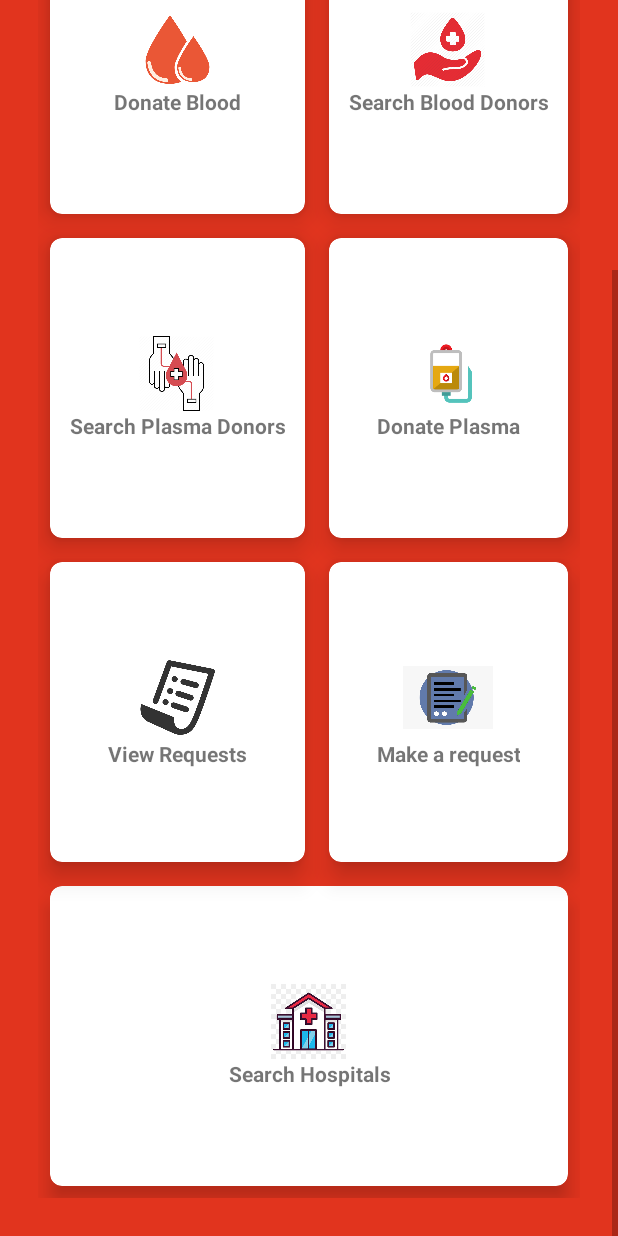
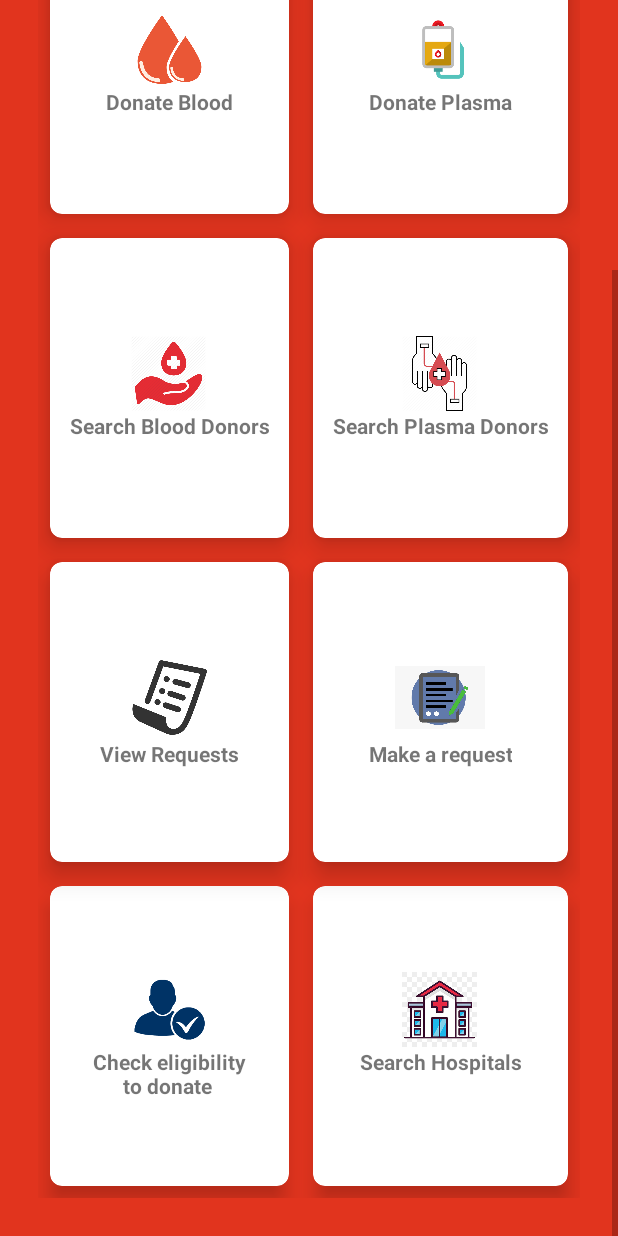
Before and after one commit to khushishetty/BloodPlasmaBankApp, an Android app: the screen it shows after launch (MainActivity), scrolled down 230 dp, on a phone screen of 412 x 824 dp. Run offline under Robolectric (Android 15) with nearby library versions, the phone set to English and light mode, and no system bars.

Commit message:
Version2

```diff
--- a/app/src/main/java/com/example/bloodplasmabankapp/MainActivity.java
+++ b/app/src/main/java/com/example/bloodplasmabankapp/MainActivity.java
@@ -25,7 +25,7 @@ import com.google.android.gms.location.LocationServices;
 
 public class MainActivity extends AppCompatActivity {
 
-    CardView c1, c2, c3, c4, c5, c6;
+    CardView c1, c2, c3, c4, c5, c6,c7;
 
     @Override
     protected void onCreate(Bundle savedInstanceState) {
@@ -38,12 +38,13 @@ public class MainActivity extends AppCompatActivity {
         c4 = (CardView) findViewById(R.id.serach_nearby_hospitals);
         c5 = (CardView) findViewById(R.id.view_requests_id);
         c6 = (CardView) findViewById(R.id.requestid);
+        c7 = (CardView)findViewById(R.id.check_eligibility_card) ;
 
         c1.setOnClickListener(new View.OnClickListener() {
             @Override
             public void onClick(View v) {
-                //Toast.makeText(MainActivity.this, "Become A Donor", Toast.LENGTH_SHORT).show();
-                startActivity(new Intent(MainActivity.this, CheckEligibilityActivity.class));
+                Toast.makeText(MainActivity.this, "Become A Donor", Toast.LENGTH_SHORT).show();
+
             }
         });
 
@@ -110,6 +111,13 @@ public class MainActivity extends AppCompatActivity {
                 startActivity(intent);
             }
         });
+
+        c7.setOnClickListener(new View.OnClickListener() {
+            @Override
+            public void onClick(View v) {
+                startActivity(new Intent(MainActivity.this, CheckEligibilityActivity.class));
+            }
+        });
     }
 
     @Override
--- a/app/src/main/res/layout/activity_main.xml
+++ b/app/src/main/res/layout/activity_main.xml
@@ -64,9 +64,9 @@
                 android:id="@+id/search_blood_donor_id"
                 android:layout_width="wrap_content"
                 android:layout_height="200dp"
-                android:layout_row="0"
+                android:layout_row="1"
                 android:layout_rowWeight="1"
-                android:layout_column="1"
+                android:layout_column="0"
                 android:layout_columnWeight="1"
                 android:layout_gravity="fill"
                 android:layout_margin="8dp"
@@ -100,7 +100,7 @@
                 android:id="@+id/bec_plasma_donor_id"
                 android:layout_width="wrap_content"
                 android:layout_height="200dp"
-                android:layout_row="1"
+                android:layout_row="0"
                 android:layout_rowWeight="1"
                 android:layout_column="1"
                 android:layout_columnWeight="1"
@@ -138,7 +138,7 @@
                 android:layout_height="200dp"
                 android:layout_row="1"
                 android:layout_rowWeight="1"
-                android:layout_column="0"
+                android:layout_column="1"
                 android:layout_columnWeight="1"
                 android:layout_gravity="fill"
                 android:layout_margin="8dp"
@@ -241,13 +241,47 @@
             </androidx.cardview.widget.CardView>
 
             <androidx.cardview.widget.CardView
+                android:id="@+id/check_eligibility_card"
+                android:layout_width="wrap_content"
+                android:layout_height="200dp"
+                android:layout_row="3"
+                android:layout_rowWeight="1"
+                android:layout_column="0"
+                android:layout_columnWeight="1"
+                android:layout_gravity="fill"
+                android:layout_margin="8dp"
+                app:cardCornerRadius="8dp"
+                app:cardElevation="8dp">
+
+            <LinearLayout
+                android:layout_width="wrap_content"
+                android:layout_height="wrap_content"
+                android:layout_gravity="center"
+                android:gravity="center"
+                android:orientation="vertical">
+
+                <ImageView
+                    android:layout_width="50dp"
+                    android:layout_height="50dp"
+                    android:src="@drawable/check_eligibility_icon" />
+
+                <TextView
+                    android:layout_width="wrap_content"
+                    android:layout_height="wrap_content"
+                    android:text="Check eligibility\nto donate "
+                    android:textAlignment="center"
+                    android:textStyle="bold" />
+
+            </LinearLayout>
+            </androidx.cardview.widget.CardView>
+
+            <androidx.cardview.widget.CardView
                 android:id="@+id/serach_nearby_hospitals"
                 android:layout_width="wrap_content"
                 android:layout_height="200dp"
                 android:layout_row="3"
                 android:layout_rowWeight="1"
-                android:layout_column="0"
-                android:layout_columnSpan="2"
+                android:layout_column="1"
                 android:layout_columnWeight="1"
                 android:layout_gravity="fill"
                 android:layout_margin="8dp"
@@ -269,7 +303,7 @@
                     <TextView
                         android:layout_width="wrap_content"
                         android:layout_height="wrap_content"
-                        android:text="Search Hospitals"
+                        android:text="Search Hospitals\n"
                         android:textAlignment="center"
                         android:textStyle="bold" />
 
```
Also changed, not shown: app/src/main/res/drawable/check_eligibility_icon.png (added).
